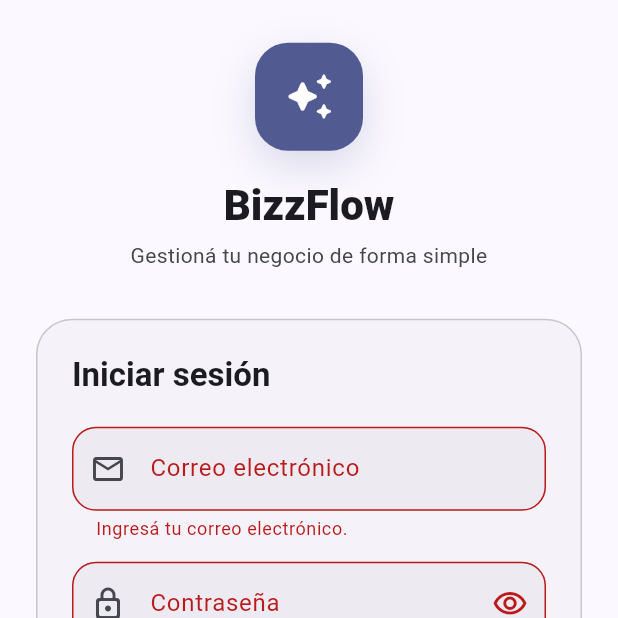
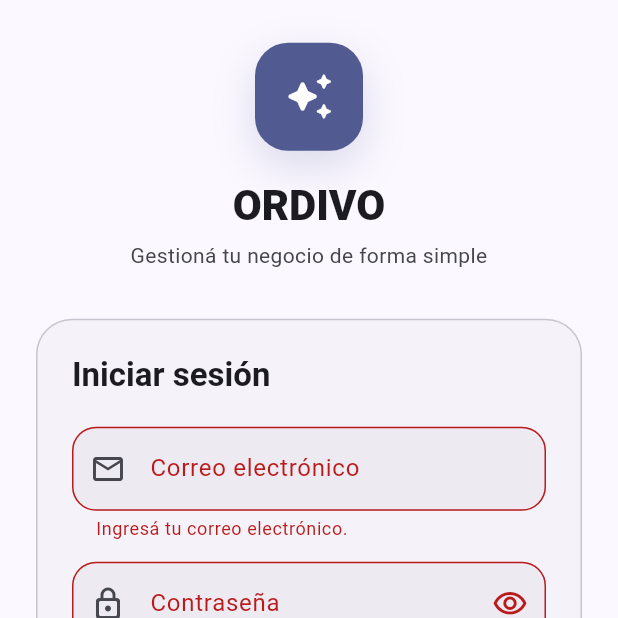
Before and after one commit to santiagoabelfraquelli-png/BizzFlow, a Flutter app: the screen it shows after launch, after a tap on "Iniciar sesión", on a phone screen of 412 x 824 dp, the top half of it. Run offline on Flutter 3.47's test engine with Material 3 defaults, Android fonts, the phone set to English and light mode, and no system bars; our stand-ins replace cloud_firestore, firebase_auth, firebase_core, shared_preferences; accounts and stored records are empty.

Commit message:
Rebrand app from BizzFlow to ORDIVO

```diff
--- a/lib/main.dart
+++ b/lib/main.dart
@@ -21,16 +21,16 @@ Future<void> main() async {
   await ThemeController.instance.load();
 
   runApp(
-    BizzFlowApp(
+    OrdivoApp(
       appPreferences: appPreferences,
     ),
   );
 }
 
-class BizzFlowApp extends StatelessWidget {
+class OrdivoApp extends StatelessWidget {
   final AppPreferences appPreferences;
 
-  const BizzFlowApp({
+  const OrdivoApp({
     super.key,
     required this.appPreferences,
   });
@@ -41,7 +41,7 @@ class BizzFlowApp extends StatelessWidget {
       animation: ThemeController.instance,
       builder: (context, _) {
         return MaterialApp(
-          title: 'BizzFlow',
+          title: 'ORDIVO',
           debugShowCheckedModeBanner: false,
 
           themeMode: ThemeController.instance.themeMode,
--- a/lib/screens/auth_screen.dart
+++ b/lib/screens/auth_screen.dart
@@ -1,7 +1,7 @@
 import 'package:firebase_auth/firebase_auth.dart';
 import 'package:flutter/material.dart';
 
-import 'package:bizzflow/services/app_preferences.dart';
+import 'package:ordivo/services/app_preferences.dart';
 
 class AuthScreen extends StatefulWidget {
   final AppPreferences appPreferences;
@@ -208,7 +208,7 @@ class _AuthScreenState extends State<AuthScreen> {
                         ),
                         const SizedBox(height: 18),
                         Text(
-                          'BizzFlow',
+                          'ORDIVO',
                           style: theme.textTheme.headlineMedium?.copyWith(fontWeight: FontWeight.w800),
                         ),
                         const SizedBox(height: 6),
--- a/lib/screens/business_setup_screen.dart
+++ b/lib/screens/business_setup_screen.dart
@@ -137,7 +137,7 @@ class _BusinessSetupScreenState extends State<BusinessSetupScreen> {
                 ),
                 const SizedBox(height: 12),
                 Text(
-                  'Primero necesitamos algunos datos para comenzar a usar BizzFlow.',
+                  'Primero necesitamos algunos datos para comenzar a usar ORDIVO.',
                   textAlign: TextAlign.center,
                   style: TextStyle(
                     color: theme.colorScheme.onSurfaceVariant,
@@ -333,7 +333,7 @@ class BusinessHomeScreen extends StatelessWidget {
             ),
             const SizedBox(width: 12),
             const Text(
-              'BizzFlow',
+              'ORDIVO',
               style: TextStyle(
                 fontWeight: FontWeight.w800,
                 letterSpacing: -0.5,
--- a/lib/screens/profile_screen.dart
+++ b/lib/screens/profile_screen.dart
@@ -2,8 +2,8 @@ import 'package:cloud_firestore/cloud_firestore.dart';
 import 'package:firebase_auth/firebase_auth.dart';
 import 'package:flutter/material.dart';
 
-import 'package:bizzflow/services/app_preferences.dart';
-import 'package:bizzflow/services/theme_controller.dart';
+import 'package:ordivo/services/app_preferences.dart';
+import 'package:ordivo/services/theme_controller.dart';
 
 class ProfileScreen extends StatefulWidget {
   final String businessId;
@@ -423,7 +423,7 @@ class _ProfileScreenState extends State<ProfileScreen> {
                         const SizedBox(height: 16),
                         _SectionCard(
                           title: 'Apariencia',
-                          subtitle: 'Personalizá cómo se ve BizzFlow en tu dispositivo.',
+                          subtitle: 'Personalizá cómo se ve ORDIVO en tu dispositivo.',
                           icon: Icons.palette_outlined,
                           child: SwitchListTile.adaptive(
                             contentPadding: EdgeInsets.zero,
@@ -438,8 +438,8 @@ class _ProfileScreenState extends State<ProfileScreen> {
                             ),
                             subtitle: Text(
                               ThemeController.instance.isDarkMode
-                                  ? 'BizzFlow está usando el tema oscuro.'
-                                  : 'BizzFlow está usando el tema claro.',
+                                  ? 'ORDIVO está usando el tema oscuro.'
+                                  : 'ORDIVO está usando el tema claro.',
                             ),
                             secondary: Icon(
                               ThemeController.instance.isDarkMode
@@ -451,7 +451,7 @@ class _ProfileScreenState extends State<ProfileScreen> {
                         const SizedBox(height: 16),
                         _SectionCard(
                           title: 'Inicio de sesión',
-                          subtitle: 'Elegí si BizzFlow debe recordar tu sesión al volver a abrir la aplicación.',
+                          subtitle: 'Elegí si ORDIVO debe recordar tu sesión al volver a abrir la aplicación.',
                           icon: Icons.login_rounded,
                           child: SwitchListTile.adaptive(
                             contentPadding: EdgeInsets.zero,
--- a/pubspec.yaml
+++ b/pubspec.yaml
@@ -1,4 +1,4 @@
-name: bizzflow
+name: ordivo
 description: "A new Flutter project."
 # The following line prevents the package from being accidentally published to
 # pub.dev using `flutter pub publish`. This is preferred for private packages.
```
Also changed, not shown: 3 other files.
